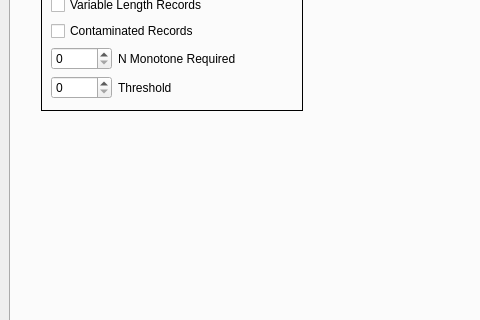
This is dc.ui in usnistgov/dastardcommander as Qt 5 draws it before an edit; both pictures show x 0 to 480 and y 164 to 484 of the 866 by 600 pixel window. The edited form follows.
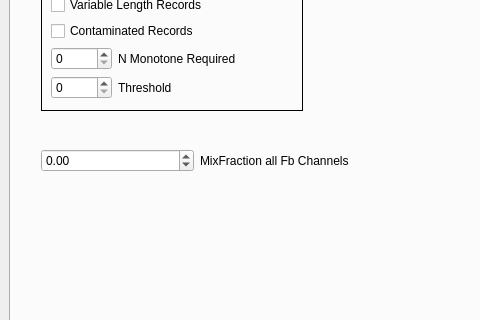
This is the edited form. Icons and pictures are not drawn.

Commit message: add mix fraction doubleSpinBox

Patch:
```diff
--- a/dc.ui
+++ b/dc.ui
@@ -692,6 +692,35 @@
          </item>
         </layout>
        </widget>
+       <widget class="QWidget" name="horizontalLayoutWidget">
+        <property name="geometry">
+         <rect>
+          <x>30</x>
+          <y>250</y>
+          <width>311</width>
+          <height>41</height>
+         </rect>
+        </property>
+        <layout class="QHBoxLayout" name="horizontalLayout_5">
+         <item>
+          <widget class="QDoubleSpinBox" name="doubleSpinBox_MixFraction">
+           <property name="minimum">
+            <double>-1000.000000000000000</double>
+           </property>
+           <property name="maximum">
+            <double>1000.000000000000000</double>
+           </property>
+          </widget>
+         </item>
+         <item>
+          <widget class="QLabel" name="label_MixFraction">
+           <property name="text">
+            <string>MixFraction all Fb Channels</string>
+           </property>
+          </widget>
+         </item>
+        </layout>
+       </widget>
       </widget>
      </widget>
     </item>
```
Left out of the diff: 2 changed lines with no effect on the pictures.
